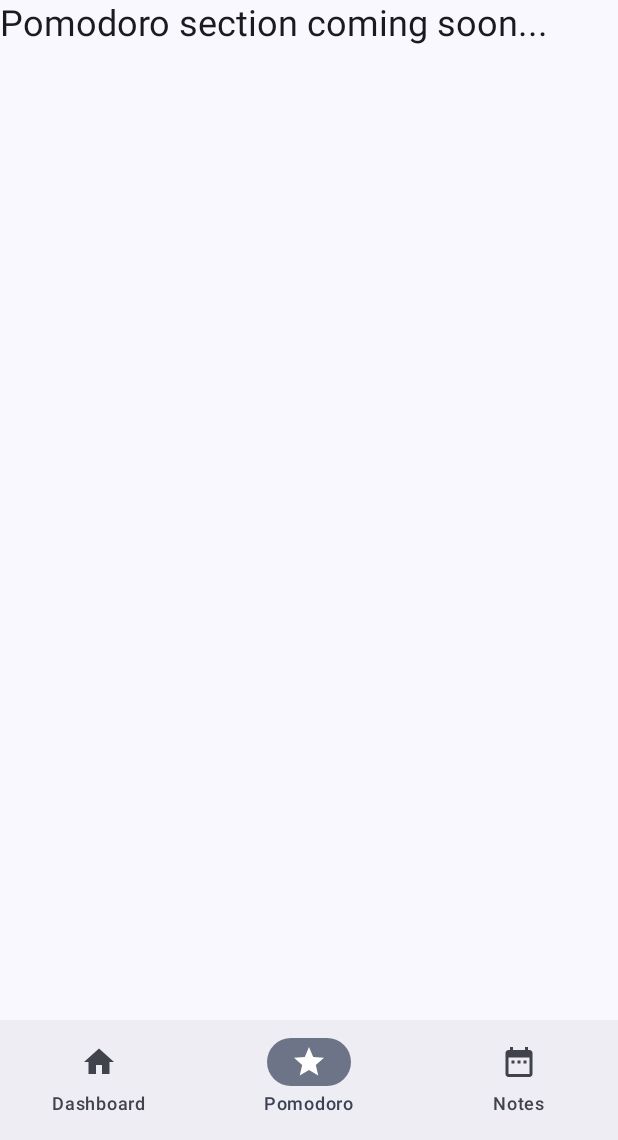
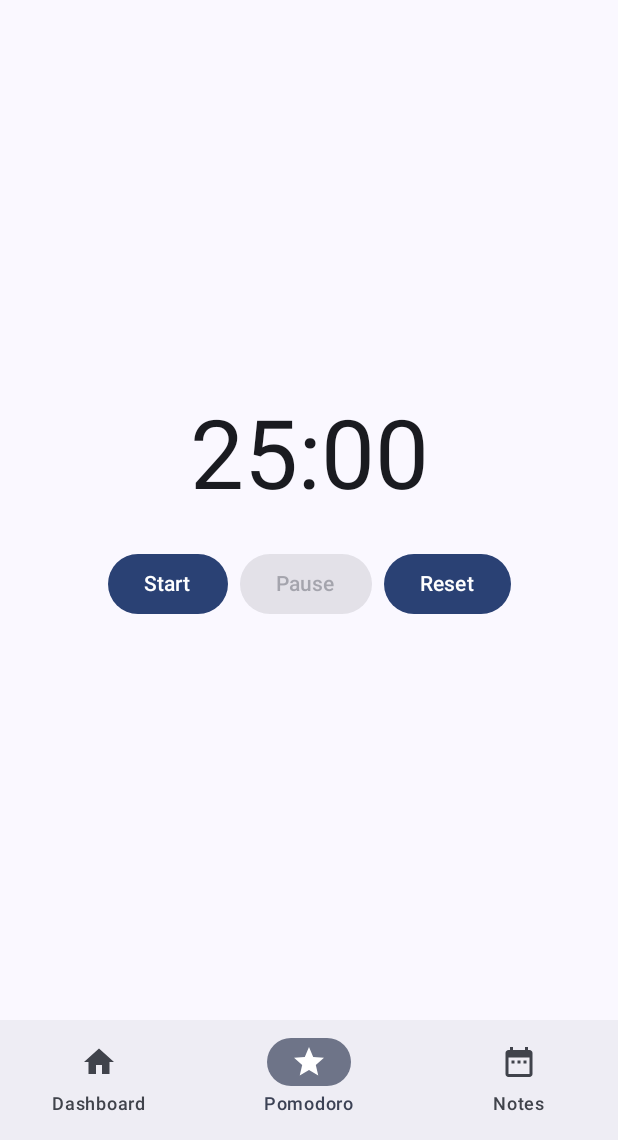
Before and after one commit to Pradum-codes/Project-Tracker-App, an Android app built with Jetpack Compose: the PomodoroScreen screen opened through its navigation route, on a phone screen of 412 x 824 dp, the part 96-1236 px from its top. Run offline under Robolectric (Android 15) with nearby library versions, the phone set to English and light mode, and no system bars.

Commit message:
Added Pomodoro Module

```diff
--- a/app/build.gradle.kts
+++ b/app/build.gradle.kts
@@ -50,6 +50,7 @@ dependencies {
     implementation(libs.androidx.ui.graphics)
     implementation(libs.androidx.ui.tooling.preview)
     implementation(libs.androidx.material3)
+    implementation(libs.ads.mobile.sdk)
     testImplementation(libs.junit)
     androidTestImplementation(libs.androidx.junit)
     androidTestImplementation(libs.androidx.espresso.core)
--- a/app/src/main/java/com/example/projecttracker/MainActivity.kt
+++ b/app/src/main/java/com/example/projecttracker/MainActivity.kt
@@ -30,6 +30,7 @@ import androidx.navigation.compose.NavHost
 import androidx.navigation.compose.composable
 import androidx.navigation.compose.currentBackStackEntryAsState
 import androidx.navigation.compose.rememberNavController
+import com.example.projecttracker.ui.screens.pomodoro.PomodoroScreen
 import com.example.projecttracker.ui.theme.ProjectTrackerTheme
 
 sealed class Screen(val route: String, val label: String, val icon: ImageVector) {
@@ -59,7 +60,7 @@ fun MainScreen() {
         Box(modifier = Modifier.fillMaxSize().padding(paddingValues)) {
             NavHost(navController, startDestination = Screen.Dashboard.route) {
                 composable(Screen.Dashboard.route) { DashboardScreen() }
-                composable(Screen.Pomodoro.route) { PlaceholderScreen("Pomodoro") }
+                composable(Screen.Pomodoro.route) { PomodoroScreen() }
                 composable(Screen.Notes.route) { PlaceholderScreen("Notes") }
             }
         }
--- /dev/null
+++ b/app/src/main/java/com/example/projecttracker/ui/screens/pomodoro/Pomodoro.kt
@@ -0,0 +1,71 @@
+package com.example.projecttracker.ui.screens.pomodoro
+
+import androidx.compose.foundation.layout.*
+import androidx.compose.material3.*
+import androidx.compose.runtime.*
+import androidx.compose.ui.Alignment
+import androidx.compose.ui.Modifier
+import androidx.compose.ui.unit.dp
+import androidx.compose.ui.unit.sp
+import kotlinx.coroutines.Job
+import kotlinx.coroutines.delay
+import kotlinx.coroutines.launch
+
+@Composable
+fun PomodoroScreen() {
+    var timeLeft by remember { mutableStateOf(25 * 60) }
+    var isRunning by remember { mutableStateOf(false) }
+    var job by remember { mutableStateOf<Job?>(null) }
+
+    val coroutineScope = rememberCoroutineScope()
+
+    LaunchedEffect(isRunning) {
+        if (isRunning) {
+            job = coroutineScope.launch {
+                while (timeLeft > 0) {
+                    delay(1000)
+                    timeLeft--
+                }
+                isRunning = false
+            }
+        } else {
+            job?.cancel()
+        }
+    }
+
+    val minutes = (timeLeft / 60).toString().padStart(2, '0')
+    val seconds = (timeLeft % 60).toString().padStart(2, '0')
+
+    Column(
+        modifier = Modifier
+            .fillMaxSize()
+            .padding(24.dp),
+        verticalArrangement = Arrangement.Center,
+        horizontalAlignment = Alignment.CenterHorizontally
+    ) {
+        Text(
+            text = "$minutes:$seconds",
+            fontSize = 64.sp,
+            style = MaterialTheme.typography.displaySmall
+        )
+
+        Spacer(modifier = Modifier.height(24.dp))
+
+        Row {
+            Button(onClick = { isRunning = true }, enabled = !isRunning) {
+                Text("Start")
+            }
+            Spacer(modifier = Modifier.width(8.dp))
+            Button(onClick = { isRunning = false }, enabled = isRunning) {
+                Text("Pause")
+            }
+            Spacer(modifier = Modifier.width(8.dp))
+            Button(onClick = {
+                isRunning = false
+                timeLeft = 25 * 60
+            }) {
+                Text("Reset")
+            }
+        }
+    }
+}
--- a/gradle/libs.versions.toml
+++ b/gradle/libs.versions.toml
@@ -12,6 +12,7 @@ navigationCompose = "2.8.3"
 room = "2.6.1"
 roomCompiler = "2.7.1"
 roomRuntime = "2.7.1"
+adsMobileSdk = "0.16.0-alpha01"
 
 [libraries]
 androidx-core-ktx = { group = "androidx.core", name = "core-ktx", version.ref = "coreKtx" }
@@ -34,6 +35,7 @@ androidx-navigation-compose = { group = "androidx.navigation", name = "navigatio
 androidx-room-runtime = { group = "androidx.room", name = "room-runtime", version.ref = "room" }
 androidx-room-ktx = { group = "androidx.room", name = "room-ktx", version.ref = "room" }
 androidx-room-compiler = { group = "androidx.room", name = "room-compiler", version.ref = "room" }
+ads-mobile-sdk = { group = "com.google.android.libraries.ads.mobile.sdk", name = "ads-mobile-sdk", version.ref = "adsMobileSdk" }
 
 [plugins]
 android-application = { id = "com.android.application", version.ref = "agp" }
```
